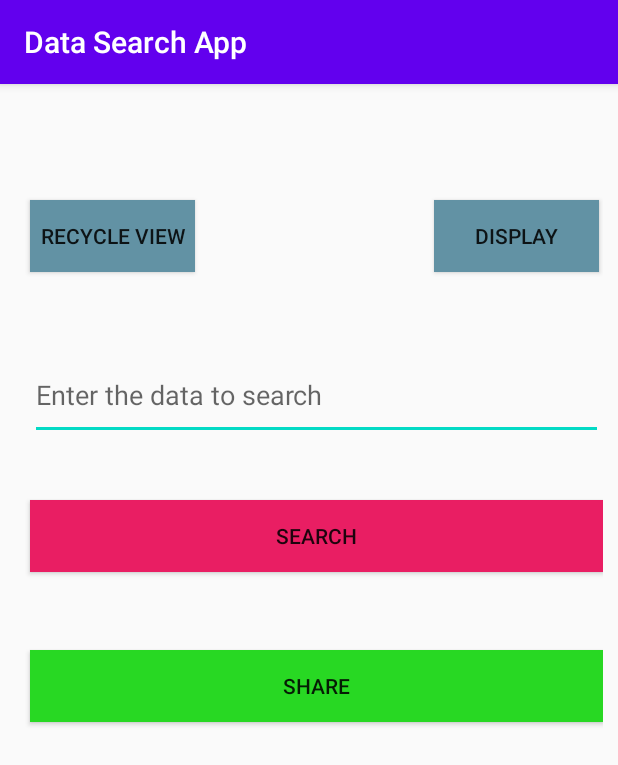
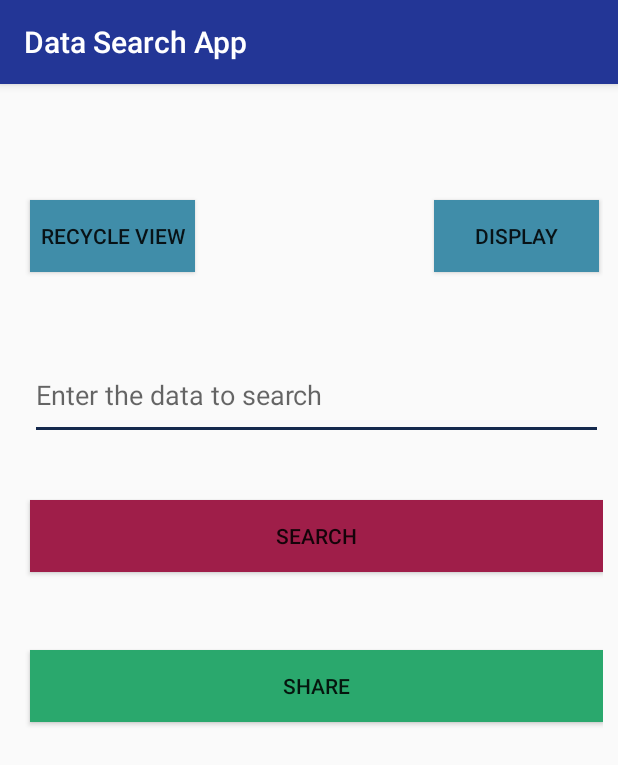
Before and after one commit to teja963/DATA-SEARCH-APP, an Android app: the screen it shows after launch (MainActivity), on a phone screen of 412 x 824 dp. Shown: the top 765 px of the screen. Run offline under Robolectric (Android 15) with nearby library versions, the phone set to English and light mode, and no system bars.

Commit message:
Data Search App completed

```diff
--- a/app/src/main/res/layout/activity_main.xml
+++ b/app/src/main/res/layout/activity_main.xml
@@ -16,7 +16,7 @@
         android:layout_alignParentTop="true"
         android:layout_marginStart="10dp"
         android:layout_marginTop="67dp"
-        android:background="#6292A4"
+        android:background="#408DA9"
         android:text="@string/recycle_view"
         android:textAlignment="center" />
 
@@ -29,7 +29,7 @@
         android:layout_centerHorizontal="true"
         android:layout_marginStart="279dp"
         android:layout_marginTop="67dp"
-        android:background="#6292A4"
+        android:background="#408DA9"
         android:text="@string/display"
         android:textAlignment="center" />
 
@@ -56,7 +56,7 @@
         android:layout_centerHorizontal="true"
         android:layout_marginStart="10dp"
         android:layout_marginTop="267dp"
-        android:background="#E91E63"
+        android:background="#9F1E49"
         android:text="@string/search"
         android:textAlignment="center" />
 
@@ -69,7 +69,7 @@
         android:layout_centerHorizontal="true"
         android:layout_marginStart="10dp"
         android:layout_marginTop="367dp"
-        android:background="#28D823"
+        android:background="#2AA86D"
         android:text="@string/share"
         android:textAlignment="center" />
 
--- a/app/src/main/res/values/colors.xml
+++ b/app/src/main/res/values/colors.xml
@@ -1,9 +1,9 @@
 <?xml version="1.0" encoding="utf-8"?>
 <resources>
-    <color name="purple_200">#FFBB86FC</color>
-    <color name="purple_500">#FF6200EE</color>
-    <color name="purple_700">#FF3700B3</color>
-    <color name="teal_200">#FF03DAC5</color>
+    <color name="purple_200">#9388CB</color>
+    <color name="purple_500">#233696</color>
+    <color name="purple_700">#0B2757</color>
+    <color name="teal_200">#14294D</color>
     <color name="teal_700">#FF018786</color>
     <color name="black">#FF000000</color>
     <color name="white">#FFFFFFFF</color>
--- a/app/src/main/res/values/ic_launcher_data_search_background.xml
+++ /dev/null
@@ -1,4 +0,0 @@
-<?xml version="1.0" encoding="utf-8"?>
-<resources>
-    <color name="ic_launcher_data_search_background">#07665E</color>
-</resources>
```
